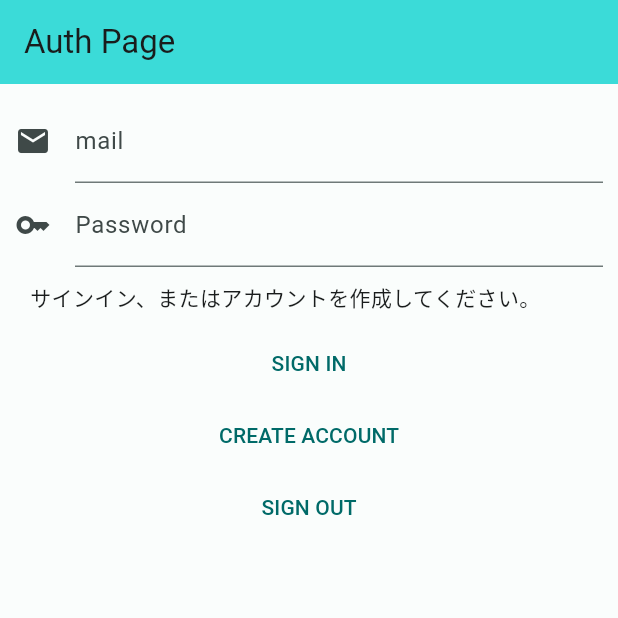
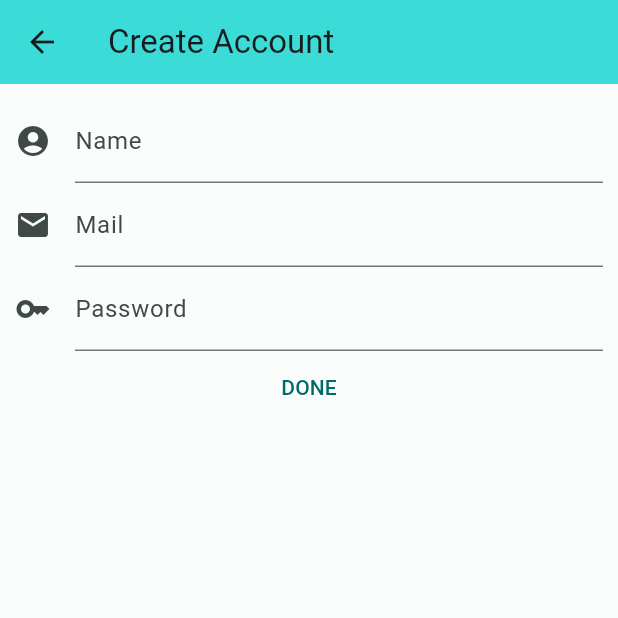
Before and after one commit to chibitachibita/qualificationmg, a Flutter app: the screen it shows after launch, after a tap on "CREATE ACCOUNT", on a phone screen of 412 x 824 dp, the top half of it. Run offline on Flutter 3.47's test engine with Material 3 defaults, Android fonts, the phone set to English and light mode, and no system bars; our stand-ins replace firebase_analytics, firebase_auth, firebase_core, firebase_crashlytics, flutter_riverpod; accounts and stored records are empty; network calls fail.

Commit message:
アカウント作成ページは別にした

```diff
--- a/lib/main.dart
+++ b/lib/main.dart
@@ -1,7 +1,8 @@
 import 'package:qualificationmg/importer.dart';
 import 'dart:async';
 
-import 'package:qualificationmg/view/qualificationmgTopPage.dart';
+import 'package:qualificationmg/view/userTopPage.dart';
+import 'package:qualificationmg/view/createAccountPage.dart';
 
 void main() async {
   // クラッシュハンドラ
@@ -64,7 +65,7 @@ class _MyHomePageState extends ConsumerState<MyHomePage> {
             // メールアドレス入力
             TextField(
               decoration: const InputDecoration(
-                label: Text('mail'),
+                label: Text('Mail'),
                 icon: Icon(Icons.mail),
               ),
               controller: idController,
@@ -97,7 +98,14 @@ class _MyHomePageState extends ConsumerState<MyHomePage> {
             // アカウント作成
             TextButton(
               onPressed: () {
-                _createAccount(ref, idController.text, passController.text);
+                Navigator.push(
+                  context,
+                  MaterialPageRoute(
+                      builder: (context) => const CreateAccountPage(
+                            title: 'Create Account',
+                          )),
+                );
+                // _createAccount(ref, idController.text, passController.text);
               },
               child: const Text('CREATE ACCOUNT'),
             ),
@@ -138,26 +146,8 @@ class _MyHomePageState extends ConsumerState<MyHomePage> {
       // ページ遷移（ホーム画面だからpushReplacement）
       Navigator.pushReplacement(
         context,
-        MaterialPageRoute(builder: (context) => QualificationmgTopPage()),
+        MaterialPageRoute(builder: (context) => UserTopPage()),
       );
-    } on FirebaseAuthException catch (e) {
-      // エラー処理
-      _errFirebase(e.code, ref);
-    }
-  }
-
-// アカウント作成
-  void _createAccount(WidgetRef ref, String id, String pass) async {
-    try {
-      // credential にはアカウント情報が記録される
-      final credential =
-          await FirebaseAuth.instance.createUserWithEmailAndPassword(
-        email: id,
-        password: pass,
-      );
-      // ユーザ情報の更新
-      ref.watch(userProvider.state).state = credential.user;
-      ref.read(signInStateProvider.state).state = 'アカウントを作成しました';
     } on FirebaseAuthException catch (e) {
       // エラー処理
       _errFirebase(e.code, ref);
--- /dev/null
+++ b/lib/view/createAccountPage.dart
@@ -0,0 +1,68 @@
+import 'package:qualificationmg/importer.dart';
+
+class CreateAccountPage extends ConsumerStatefulWidget {
+  const CreateAccountPage({super.key, required this.title});
+  final String title;
+  @override
+  ConsumerState<CreateAccountPage> createState() => _CreateAccountPage();
+}
+
+class _CreateAccountPage extends ConsumerState<CreateAccountPage> {
+  @override
+  Widget build(BuildContext context) {
+    return Scaffold(
+        appBar: AppBar(
+          backgroundColor: Theme.of(context).colorScheme.inversePrimary,
+          title: const Text('Create Account'),
+        ),
+        body: ListView(
+          padding: const EdgeInsets.all(10),
+          children: <Widget>[
+            const TextField(
+              decoration: InputDecoration(
+                label: Text('Name'),
+                icon: Icon(Icons.account_circle),
+              ),
+            ),
+            const TextField(
+              decoration: InputDecoration(
+                label: Text('Mail'),
+                icon: Icon(Icons.mail),
+              ),
+            ),
+            const TextField(
+              decoration: InputDecoration(
+                label: Text('Password'),
+                icon: Icon(Icons.key),
+              ),
+            ),
+            TextButton(
+                onPressed: () {
+                  // _createAccount();
+                },
+                child: const Text('DONE'))
+          ],
+        ));
+  }
+
+// // アカウント作成
+//   void _createAccount(WidgetRef ref, String id, String pass) async {
+//     try {
+//       // credential にはアカウント情報が記録される
+//       final credential =
+//           await FirebaseAuth.instance.createUserWithEmailAndPassword(
+//         email: id,
+//         password: pass,
+//       );
+
+//       // 非同期処理後にBuildContextをチェック
+//       if (!mounted) return;
+
+//       // ユーザ情報の更新
+//       ref.watch(userProvider.state).state = credential.user;
+//     } on FirebaseAuthException catch (e) {
+//       // エラー処理
+//       _errFirebase(e.code, ref);
+//     }
+//   }
+}
--- a/lib/view/qualificationmgTopPage.dart
+++ b/lib/view/userTopPage.dart
@@ -1,6 +1,6 @@
 import 'package:qualificationmg/importer.dart';
 
-class QualificationmgTopPage extends StatelessWidget {
+class UserTopPage extends StatelessWidget {
   @override
   Widget build(BuildContext context) {
     return Scaffold(
```
